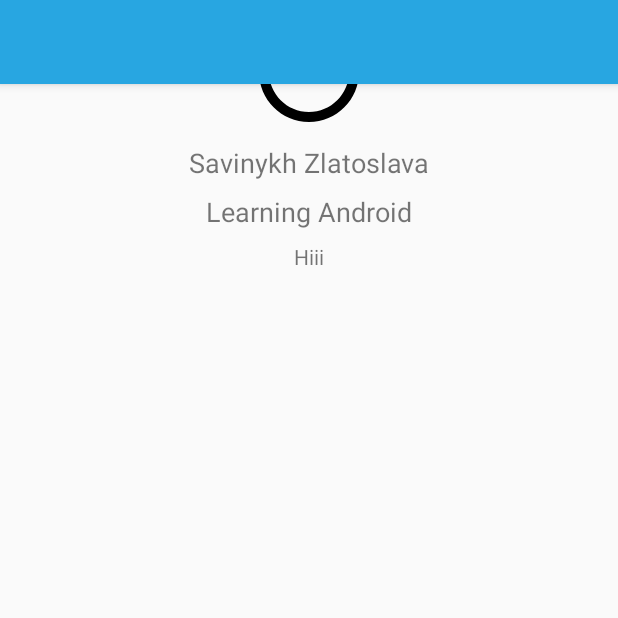
After one commit to zlatoslava/Android-Quiz, an Android app: the AboutDevActivity screen opened directly, with no data from a screen before it, on a phone screen of 412 x 824 dp, the top half of it. The commit adds this screen. Run offline under Robolectric (Android 15) with nearby library versions, the phone set to English and light mode, and no system bars; 2 statements that could not run were skipped.

Commit message:
Create About screen(logic and ui)

```diff
--- a/app/src/main/AndroidManifest.xml
+++ b/app/src/main/AndroidManifest.xml
@@ -2,7 +2,6 @@
 <manifest xmlns:android="http://schemas.android.com/apk/res/android"
     package="savinykh.zlatoslava">
 
-    <uses-permission android:name="android.permission.ACCESS_NETWORK_STATE" />
     <application
         android:allowBackup="true"
         android:icon="@mipmap/ic_launcher"
@@ -10,7 +9,8 @@
         android:roundIcon="@mipmap/ic_launcher_round"
         android:supportsRtl="true"
         android:theme="@style/AppTheme">
-        <activity android:name=".Activity.MainActivity"></activity>
+        <activity android:name=".Activity.AboutDevActivity"></activity>
+        <activity android:name=".Activity.MainActivity" />
         <activity android:name=".Activity.SplashActivity">
             <intent-filter>
                 <action android:name="android.intent.action.MAIN" />
@@ -20,4 +20,6 @@
         </activity>
     </application>
 
+    <uses-permission android:name="android.permission.ACCESS_NETWORK_STATE" />
+
 </manifest>
--- /dev/null
+++ b/app/src/main/java/savinykh/zlatoslava/Activity/AboutDevActivity.java
@@ -0,0 +1,49 @@
+package savinykh.zlatoslava.Activity;
+
+import androidx.appcompat.app.AppCompatActivity;
+
+import android.os.Bundle;
+import android.view.MenuItem;
+import android.view.View;
+import android.widget.ImageView;
+import android.widget.TextView;
+
+import savinykh.zlatoslava.R;
+import savinykh.zlatoslava.Utility.ActivityUtilities;
+
+public class AboutDevActivity extends BaseActivity {
+
+    private ImageView imageView;
+    private TextView tvDevTitle, tvDevSubTitle, tvDevText;
+
+    @Override
+    protected void onCreate(Bundle savedInstanceState) {
+        super.onCreate(savedInstanceState);
+        setContentView(R.layout.activity_about);
+
+        imageView = findViewById(R.id.imgDev);
+        tvDevTitle = findViewById(R.id.tvDevTitle);
+        tvDevSubTitle =  findViewById(R.id.tvDevSubtitle);
+        tvDevText =  findViewById(R.id.tvDevText);
+
+        initToolbar(true);
+        setToolbarTitle(getString(R.string.about_dev));
+        enableUpButton();
+    }
+
+    @Override
+    public boolean onOptionsItemSelected(MenuItem item) {
+        switch (item.getItemId()) {
+            case android.R.id.home:
+                finish();
+                return true;
+        }
+
+        return super.onOptionsItemSelected(item);
+    }
+
+    public void clickView(View view) {
+        ActivityUtilities.getInstance().invokeCustomUrlActivity(AboutDevActivity.this,  CustomUrlActivity.class,
+                getResources().getString(R.string.site), getResources().getString(R.string.site_url), false);
+    }
+}
--- a/app/src/main/java/savinykh/zlatoslava/Activity/BaseActivity.java
+++ b/app/src/main/java/savinykh/zlatoslava/Activity/BaseActivity.java
@@ -4,6 +4,7 @@ import android.app.Activity;
 import android.content.Context;
 import android.os.Bundle;
 import android.view.View;
+import android.widget.LinearLayout;
 
 import androidx.annotation.Nullable;
 import androidx.appcompat.app.AppCompatActivity;
@@ -18,7 +19,8 @@ public class BaseActivity extends AppCompatActivity {
     private Activity mActivity;
 
     private Toolbar mToolbar;
-    private ConstraintLayout mLoadingView, noDataView;
+    private LinearLayout mLoadingView, noDataView;
+
 
     @Override
     protected void onCreate(@Nullable Bundle savedInstanceState) {
--- /dev/null
+++ b/app/src/main/res/drawable/ic_face_black_24dp.xml
@@ -0,0 +1,9 @@
+<vector xmlns:android="http://schemas.android.com/apk/res/android"
+        android:width="24dp"
+        android:height="24dp"
+        android:viewportWidth="24.0"
+        android:viewportHeight="24.0">
+    <path
+        android:fillColor="#FF000000"
+        android:pathData="M9,11.75c-0.69,0 -1.25,0.56 -1.25,1.25s0.56,1.25 1.25,1.25 1.25,-0.56 1.25,-1.25 -0.56,-1.25 -1.25,-1.25zM15,11.75c-0.69,0 -1.25,0.56 -1.25,1.25s0.56,1.25 1.25,1.25 1.25,-0.56 1.25,-1.25 -0.56,-1.25 -1.25,-1.25zM12,2C6.48,2 2,6.48 2,12s4.48,10 10,10 10,-4.48 10,-10S17.52,2 12,2zM12,20c-4.41,0 -8,-3.59 -8,-8 0,-0.29 0.02,-0.58 0.05,-0.86 2.36,-1.05 4.23,-2.98 5.21,-5.37C11.07,8.33 14.05,10 17.42,10c0.78,0 1.53,-0.09 2.25,-0.26 0.21,0.71 0.33,1.47 0.33,2.26 0,4.41 -3.59,8 -8,8z"/>
+</vector>
--- /dev/null
+++ b/app/src/main/res/layout/activity_about.xml
@@ -0,0 +1,70 @@
+<?xml version="1.0" encoding="utf-8"?>
+<androidx.constraintlayout.widget.ConstraintLayout xmlns:android="http://schemas.android.com/apk/res/android"
+    xmlns:app="http://schemas.android.com/apk/res-auto"
+    xmlns:tools="http://schemas.android.com/tools"
+    android:layout_width="match_parent"
+    android:layout_height="match_parent"
+    tools:context=".Activity.AboutDevActivity">
+
+    <include
+        android:id="@+id/toolbarTop"
+        layout="@layout/toolbar"
+        android:layout_width="match_parent"
+        android:layout_height="wrap_content"/>
+
+    <ImageView
+        android:id="@+id/imgDev"
+        android:layout_width="80dp"
+        android:layout_height="80dp"
+        android:layout_marginEnd="8dp"
+        android:layout_marginStart="8dp"
+        android:layout_marginTop="@dimen/materialize_toolbar"
+        app:layout_constraintEnd_toEndOf="parent"
+        app:layout_constraintStart_toStartOf="parent"
+        app:layout_constraintTop_toTopOf="parent"
+        app:srcCompat="@drawable/ic_face_black_24dp"
+        android:onClick="clickView"/>
+
+    <TextView
+        android:id="@+id/tvDevTitle"
+        android:layout_width="wrap_content"
+        android:layout_height="wrap_content"
+        android:layout_marginEnd="8dp"
+        android:layout_marginStart="8dp"
+        android:layout_marginTop="8dp"
+        android:text="@string/developer_name"
+        android:textSize="18sp"
+        app:layout_constraintEnd_toEndOf="parent"
+        app:layout_constraintStart_toStartOf="parent"
+        app:layout_constraintTop_toBottomOf="@+id/imgDev"
+        android:onClick="clickView"/>
+
+    <TextView
+        android:id="@+id/tvDevSubtitle"
+        android:layout_width="wrap_content"
+        android:layout_height="wrap_content"
+        android:layout_marginEnd="8dp"
+        android:layout_marginStart="8dp"
+        android:layout_marginTop="8dp"
+        android:text="@string/developer_detail"
+        android:textSize="18sp"
+        app:layout_constraintEnd_toEndOf="parent"
+        app:layout_constraintStart_toStartOf="parent"
+        app:layout_constraintTop_toBottomOf="@+id/tvDevTitle"
+        android:onClick="clickView"/>
+
+    <TextView
+        android:id="@+id/tvDevText"
+        android:layout_width="wrap_content"
+        android:layout_height="wrap_content"
+        android:layout_marginEnd="8dp"
+        android:layout_marginStart="8dp"
+        android:layout_marginTop="8dp"
+        android:gravity="center"
+        android:text="@string/developer_message"
+        app:layout_constraintEnd_toEndOf="parent"
+        app:layout_constraintStart_toStartOf="parent"
+        app:layout_constraintTop_toBottomOf="@+id/tvDevSubtitle"
+        android:onClick="clickView"/>
+
+</androidx.constraintlayout.widget.ConstraintLayout>
--- a/app/src/main/res/values/strings.xml
+++ b/app/src/main/res/values/strings.xml
@@ -7,4 +7,13 @@
     <string name="share_title">Share</string>
     <string name="privacy_title">Privacy</string>
     <string name="tap_again">Tap again to exit</string>
+    <string name="no_data">No data</string>
+    <string name="developer_name">Savinykh Zlatoslava</string>
+    <string name="developer_detail">Learning Android</string>
+    <string name="developer_message">Hiii</string>
+    <string name="about_dev">About developer</string>
+
+    <string name="site">Fandroid.info</string>
+    <string name="site_url">http://www.fandroid.info/</string>
+
 </resources>
```
Also changed, not shown: app/src/main/res/drawable/ic_error_black_24dp.xml (added, +9 -0 lines), app/src/main/res/layout/view_loader.xml (added, +55 -0 lines).
